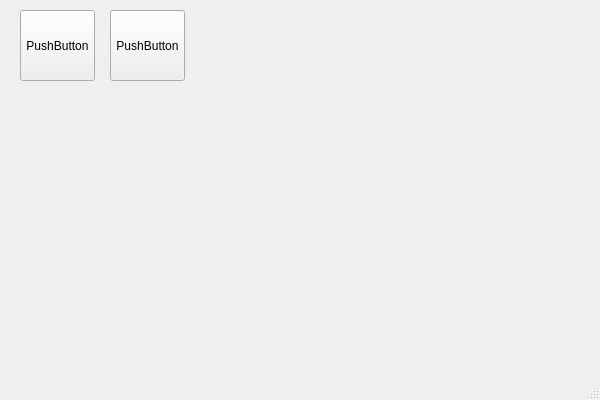
Above: Ui.ui from roylee66/QTJoinADTools before the change. Below: the same form after it.
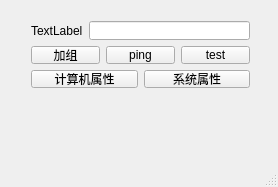
That is the form after the change.

What changed in the file:
```diff
--- a/Ui.ui
+++ b/Ui.ui
@@ -6,39 +6,97 @@
    <rect>
     <x>0</x>
     <y>0</y>
-    <width>600</width>
-    <height>400</height>
+    <width>278</width>
+    <height>187</height>
    </rect>
   </property>
   <property name="windowTitle">
    <string>QtWidgetsApplication1</string>
   </property>
+  <property name="toolButtonStyle">
+   <enum>Qt::ToolButtonIconOnly</enum>
+  </property>
+  <property name="animated">
+   <bool>false</bool>
+  </property>
+  <property name="dockNestingEnabled">
+   <bool>false</bool>
+  </property>
   <widget class="QWidget" name="centralWidget">
-   <widget class="QPushButton" name="pushButton">
+   <widget class="QWidget" name="">
     <property name="geometry">
      <rect>
       <x>20</x>
       <y>10</y>
-      <width>75</width>
-      <height>71</height>
+      <width>241</width>
+      <height>89</height>
      </rect>
     </property>
-    <property name="text">
-     <string>PushButton</string>
-    </property>
-   </widget>
-   <widget class="QPushButton" name="pushButton_2">
-    <property name="geometry">
-     <rect>
-      <x>110</x>
-      <y>10</y>
-      <width>75</width>
-      <height>71</height>
-     </rect>
-    </property>
-    <property name="text">
-     <string>PushButton</string>
-    </property>
+    <layout class="QVBoxLayout" name="verticalLayout">
+     <item>
+      <layout class="QHBoxLayout" name="horizontalLayout">
+       <item>
+        <widget class="QLabel" name="label_test">
+         <property name="text">
+          <string>TextLabel</string>
+         </property>
+        </widget>
+       </item>
+       <item>
+        <widget class="QLineEdit" name="lineEdit"/>
+       </item>
+      </layout>
+     </item>
+     <item>
+      <layout class="QHBoxLayout" name="horizontalLayout_3">
+       <item>
+        <widget class="QPushButton" name="pushButton_3">
+         <property name="text">
+          <string>加组</string>
+         </property>
+        </widget>
+       </item>
+       <item>
+        <widget class="QPushButton" name="pushButton_4">
+         <property name="text">
+          <string>ping</string>
+         </property>
+        </widget>
+       </item>
+       <item>
+        <widget class="QPushButton" name="pushButton_5">
+         <property name="sizePolicy">
+          <sizepolicy hsizetype="Minimum" vsizetype="Fixed">
+           <horstretch>0</horstretch>
+           <verstretch>0</verstretch>
+          </sizepolicy>
+         </property>
+         <property name="text">
+          <string>test</string>
+         </property>
+        </widget>
+       </item>
+      </layout>
+     </item>
+     <item>
+      <layout class="QHBoxLayout" name="horizontalLayout_2">
+       <item>
+        <widget class="QPushButton" name="pushButton">
+         <property name="text">
+          <string>计算机属性</string>
+         </property>
+        </widget>
+       </item>
+       <item>
+        <widget class="QPushButton" name="pushButton_2">
+         <property name="text">
+          <string>系统属性</string>
+         </property>
+        </widget>
+       </item>
+      </layout>
+     </item>
+    </layout>
    </widget>
   </widget>
   <widget class="QStatusBar" name="statusBar"/>
```
Left out of the diff: 3 changed lines with no effect on the pictures.
